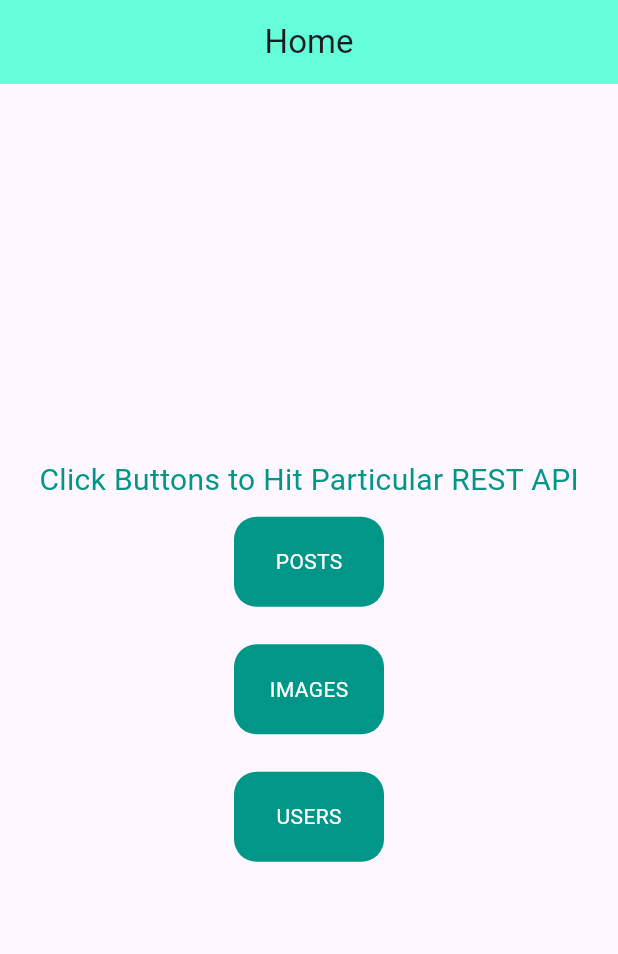
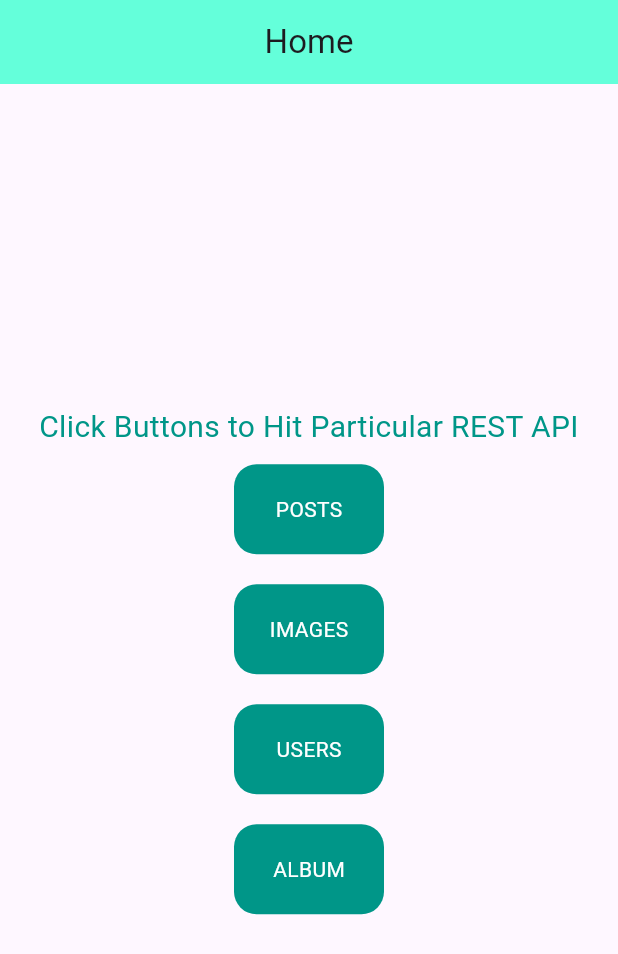
Before and after one commit to HunzlaShafiq/RestApis, a Flutter app: the screen it shows after launch, on a phone screen of 412 x 824 dp. Shown: the top 954 px of the screen. Run offline on Flutter 3.47's test engine with Material 3 defaults, Android fonts, the phone set to English and light mode, and no system bars.

Commit message:
Add album API

```diff
--- a/lib/Home.dart
+++ b/lib/Home.dart
@@ -24,6 +24,7 @@ class _HomeState extends State<Home> {
         children: [
           const Text(
               'Click Buttons to Hit Particular REST API',
+            textAlign: TextAlign.center,
             style: TextStyle(
               color: Colors.teal,
               fontSize: 20
@@ -53,7 +54,7 @@ class _HomeState extends State<Home> {
               ),
             ),
           ),
-          const SizedBox(height: 25,),
+          const SizedBox(height: 20,),
           Center(
             child: InkWell(
               onTap: (){
@@ -77,7 +78,7 @@ class _HomeState extends State<Home> {
               ),
             ),
           ),
-          const SizedBox(height: 25,),
+          const SizedBox(height: 20,),
           Center(
             child: InkWell(
               onTap: (){
@@ -101,6 +102,30 @@ class _HomeState extends State<Home> {
               ),
             ),
           ),
+          const SizedBox(height: 20,),
+          Center(
+            child: InkWell(
+              onTap: (){
+                Navigator.pushNamed(context, RoutesName.album);
+              },
+              child: Container(
+                height: 60,
+                width: 100,
+                decoration: BoxDecoration(
+                    color: Colors.teal,
+                    borderRadius: BorderRadius.circular(15)
+                ),
+
+                child: const Center(child: Text(
+                  'ALBUM',
+                  style: TextStyle(
+                      color: Colors.white
+                  ),
+                )),
+
+              ),
+            ),
+          ),
 
         ],
       ),
--- a/lib/routes.dart
+++ b/lib/routes.dart
@@ -1,6 +1,7 @@
 
 
 import 'package:flutter/material.dart';
+import 'package:restapis/ApiAlbums.dart';
 import 'package:restapis/ApiIntegration.dart';
 import 'package:restapis/ApiPhotos.dart';
 import 'package:restapis/ApiUsers.dart';
@@ -12,6 +13,7 @@ class RoutesName
  static const images='Images';
  static const home='Home';
  static const users='Users';
+ static const album='Album';
 }
 
 class Routes
@@ -28,6 +30,8 @@ class Routes
         return MaterialPageRoute(builder: (context)=>const Home());
       case RoutesName.users:
         return MaterialPageRoute(builder: (context)=>const ApiUsers());
+      case RoutesName.album:
+        return MaterialPageRoute(builder: (context)=>const ApiAlbum());
       default:
         return MaterialPageRoute(builder: (context){
           return const Scaffold(
```
Also changed, not shown: lib/ApiAlbums.dart (added, +94 -0 lines).
